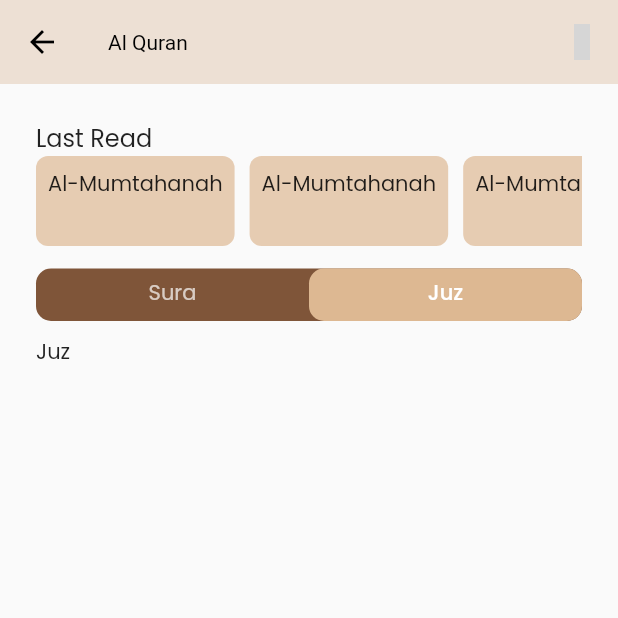
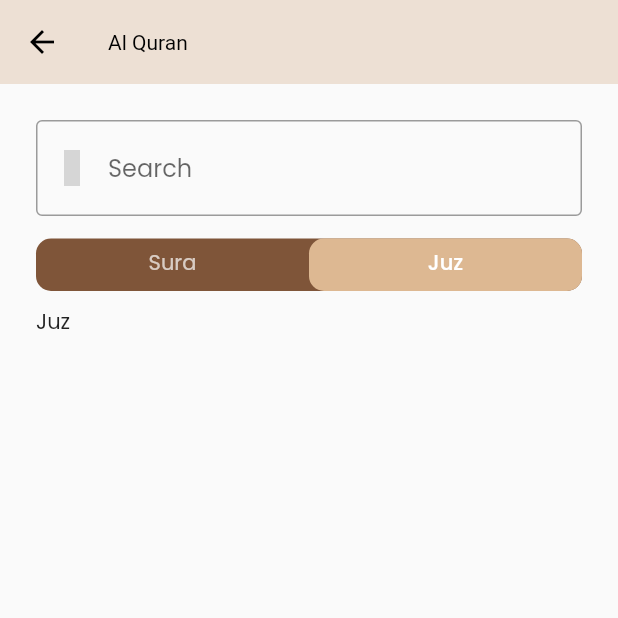
Before and after one commit to f0ursecond/alquran, a Flutter app: the QuranScreen screen opened by its route, tab 2 chosen, on a phone screen of 412 x 824 dp, the top half of it. Run offline on Flutter 3.47's test engine with Material 2 defaults, Android fonts, the phone set to English and light mode, and no system bars; our stand-ins replace bloc, dartz, equatable, flutter_bloc, google_fonts, icons_plus and 2 more; network calls fail; project files that could hold a hidden picture were left out; grey boxes are pictures that could not be loaded.

Commit message:
feat: search

```diff
--- a/lib/features/quran/screens/quran_screen.dart
+++ b/lib/features/quran/screens/quran_screen.dart
@@ -1,3 +1,5 @@
+// ignore_for_file: library_private_types_in_public_api, prefer_const_constructors_in_immutables
+
 import 'package:alquran/features/quran/cubit/quran_cubit.dart';
 import 'package:alquran/features/quran/models/alquran_model.dart';
 import 'package:alquran/shared_widgets/custom_shimmer_loading.dart';
@@ -16,6 +18,7 @@ class QuranScreen extends StatefulWidget {
 class _QuranScreenState extends State<QuranScreen>
     with TickerProviderStateMixin {
   late final TabController _tabController;
+  final searchController = TextEditingController();
 
   @override
   void initState() {
@@ -25,15 +28,10 @@ class _QuranScreenState extends State<QuranScreen>
 
   @override
   Widget build(BuildContext context) {
+    var searchCubit = _SearchCubit();
     return Scaffold(
       appBar: AppBar(
         title: const Text('Al Quran'),
-        actions: [
-          IconButton(
-            onPressed: () {},
-            icon: const Icon(EvaIcons.search_outline),
-          ),
-        ],
       ),
       body: Padding(
         padding: const EdgeInsets.symmetric(
@@ -43,20 +41,18 @@ class _QuranScreenState extends State<QuranScreen>
         child: Column(
           crossAxisAlignment: CrossAxisAlignment.start,
           children: [
-            Text(
-              "Last Read",
-              style: GoogleFonts.poppins(fontSize: 16),
-            ),
-            SizedBox(
-              height: 60,
-              child: ListView.separated(
-                separatorBuilder: (context, _) => const SizedBox(width: 10),
-                itemCount: 5,
-                shrinkWrap: true,
-                scrollDirection: Axis.horizontal,
-                itemBuilder: ((context, index) {
-                  return const LastReadItemWidget();
-                }),
+            TextField(
+              controller: searchController,
+              onChanged: searchCubit.search,
+              decoration: const InputDecoration(
+                focusColor: Color(0xFF7f5539),
+                prefixIcon: Align(
+                    heightFactor: 1,
+                    widthFactor: 1,
+                    alignment: Alignment.center,
+                    child: Icon(EvaIcons.search_outline)),
+                hintText: 'Search',
+                border: OutlineInputBorder(),
               ),
             ),
             const SizedBox(height: 15),
@@ -69,12 +65,9 @@ class _QuranScreenState extends State<QuranScreen>
               ),
               child: TabBar(
                 controller: _tabController,
-                unselectedLabelStyle: GoogleFonts.poppins(
-                  fontWeight: FontWeight.w400,
-                ),
-                labelStyle: GoogleFonts.poppins(
-                  fontWeight: FontWeight.w500,
-                ),
+                unselectedLabelStyle:
+                    GoogleFonts.poppins(fontWeight: FontWeight.w400),
+                labelStyle: GoogleFonts.poppins(fontWeight: FontWeight.w500),
                 splashBorderRadius: BorderRadius.circular(10),
                 indicator: BoxDecoration(
                   borderRadius: BorderRadius.circular(10.0),
@@ -92,10 +85,11 @@ class _QuranScreenState extends State<QuranScreen>
                 controller: _tabController,
                 children: [
                   RefreshIndicator(
-                      onRefresh: () {
-                        return context.read<QuranCubit>().getListQuran();
-                      },
-                      child: SurahTabView()),
+                    onRefresh: () => context.read<QuranCubit>().getListQuran(),
+                    child: SurahTabView(
+                      searchCubit: searchCubit,
+                    ),
+                  ),
                   Text('Juz'),
                 ],
               ),
@@ -110,11 +104,15 @@ class _QuranScreenState extends State<QuranScreen>
 class SurahTabView extends StatelessWidget {
   SurahTabView({
     super.key,
+    required this.searchCubit,
   });
+
+  final _SearchCubit searchCubit;
 
   @override
   Widget build(BuildContext context) {
     final cubit = BlocProvider.of<QuranCubit>(context);
+
     return BlocProvider.value(
       value: cubit..getListQuran(),
       child: BlocConsumer<QuranCubit, QuranState>(
@@ -122,16 +120,29 @@ class SurahTabView extends StatelessWidget {
         listener: (context, state) {},
         builder: (context, state) {
           if (state is QuranSuccess) {
-            return state.resultList.isNotEmpty
+            return BlocBuilder<_SearchCubit, String>(
+              bloc: searchCubit,
+              builder: (context, query) {
+                var raw = state.resultList;
+                var filteredList = raw
+                    .where((element) => element.namaLatin!
+                        .toLowerCase()
+                        .replaceAll('-', '')
+                        .replaceAll("'", '')
+                        .contains(query.toLowerCase()))
+                    .toList();
+                return filteredList.isNotEmpty
                     ? ListView.builder(
-                    itemCount: state.resultList.length,
+                        itemCount: filteredList.length,
                         shrinkWrap: true,
                         itemBuilder: (context, index) {
-                      var data = state.resultList[index];
+                          var data = filteredList[index];
                           return cardSurahItem(data);
                         },
                       )
-                : const Text('Kosong');
+                    : const Text('Hasil Pencarian Tidak Ditemukan');
+              },
+            );
           } else if (state is QuranFailure) {
             return Text(state.message);
           } else {
@@ -185,26 +196,10 @@ class SurahTabView extends StatelessWidget {
   }
 }
 
-class LastReadItemWidget extends StatelessWidget {
-  const LastReadItemWidget({
-    super.key,
-  });
+class _SearchCubit extends Cubit<String> {
+  _SearchCubit() : super('');
 
-  @override
-  Widget build(BuildContext context) {
-    return Container(
-      decoration: BoxDecoration(
-        borderRadius: BorderRadius.circular(8),
-        color: const Color(0xFFe6ccb2),
-      ),
-      child: const Padding(
-        padding: EdgeInsets.all(8.0),
-        child: Column(
-          children: [
-            Text('Al-Mumtahanah'),
-          ],
-        ),
-      ),
-    );
+  void search(String query) {
+    emit(query.toLowerCase());
   }
 }
```
Lines whose indentation alone changed are shown as unchanged.
